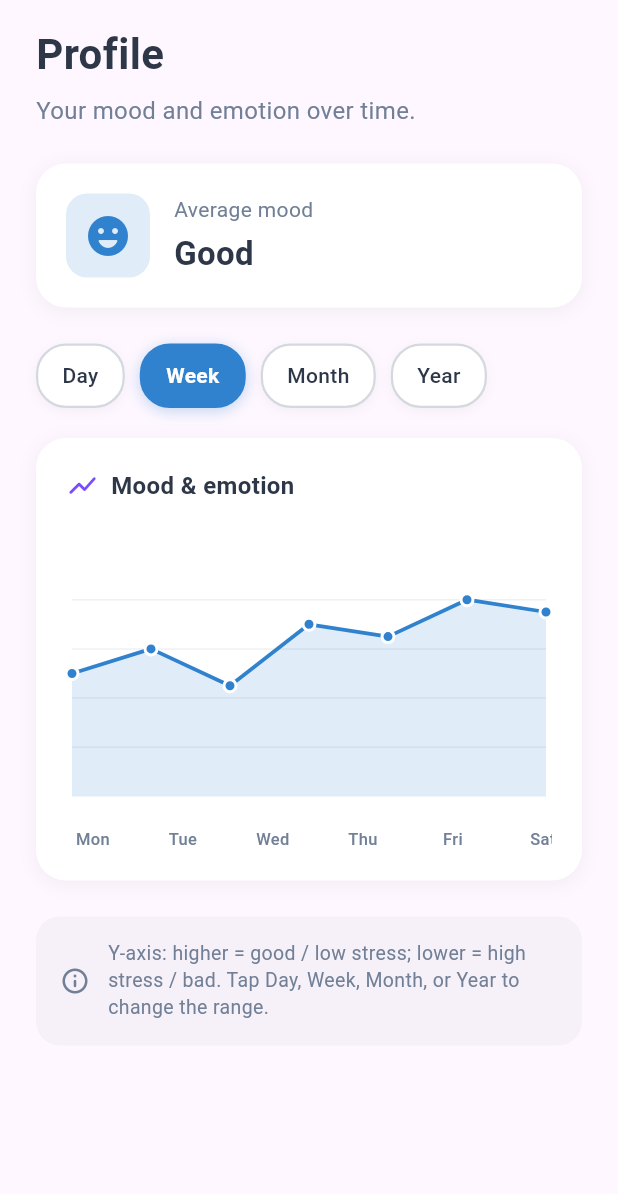
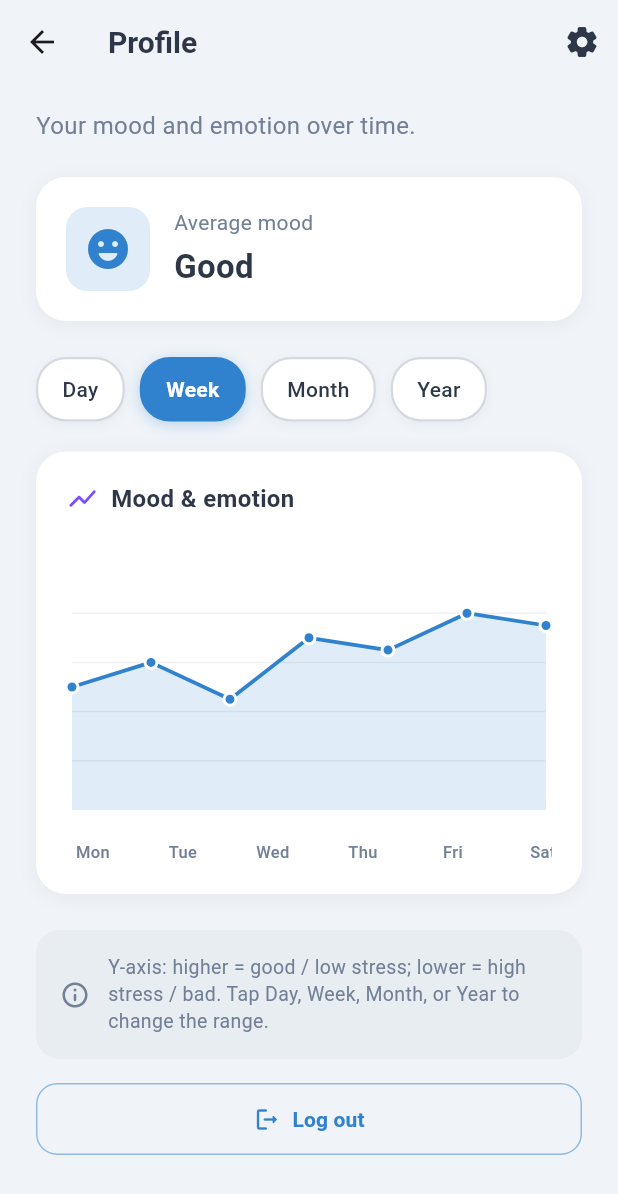
Before and after one commit to ZoeXu0112/stress-management-for-athletes, a Flutter app: the ProfileScreen screen opened directly, on a phone screen of 412 x 824 dp. Shown: the top 1194 px of the screen. Run offline on Flutter 3.47's test engine with Material 3 defaults, Android fonts, the phone set to English and light mode, and no system bars; our stand-ins replace firebase_auth, firebase_core; accounts and stored records are empty; generated files the repository leaves out were written again.

Commit message:
changes made

```diff
--- a/lib/profile_screen.dart
+++ b/lib/profile_screen.dart
@@ -1,3 +1,4 @@
+import 'package:firebase_auth/firebase_auth.dart';
 import 'package:flutter/material.dart';
 import 'package:stress_management_by_zoe/constants.dart';
 
@@ -41,15 +42,81 @@ class _ProfileScreenState extends State<ProfileScreen> {
     }
   }
 
+  Future<void> _confirmAndLogOut() async {
+    final shouldLogOut = await showDialog<bool>(
+      context: context,
+      builder: (ctx) => AlertDialog(
+        shape: RoundedRectangleBorder(borderRadius: BorderRadius.circular(16)),
+        title: Text('Log out?', style: TextStyle(color: textDark, fontWeight: FontWeight.bold)),
+        content: Text(
+          'You will need to sign in again to use the app.',
+          style: TextStyle(color: textMuted),
+        ),
+        actions: [
+          TextButton(
+            onPressed: () => Navigator.pop(ctx, false),
+            child: Text('Cancel', style: TextStyle(color: textMuted)),
+          ),
+          FilledButton(
+            onPressed: () => Navigator.pop(ctx, true),
+            style: FilledButton.styleFrom(backgroundColor: navSelected),
+            child: const Text('Log out'),
+          ),
+        ],
+      ),
+    );
+    if (shouldLogOut != true || !mounted) return;
+    await FirebaseAuth.instance.signOut();
+  }
+
   @override
   Widget build(BuildContext context) {
-    return SafeArea(
+    return Scaffold(
+      backgroundColor: backgroundColor,
+      appBar: AppBar(
+        backgroundColor: backgroundColor,
+        elevation: 0,
+        scrolledUnderElevation: 0,
+        title: Text(
+          'Profile',
+          style: TextStyle(
+            fontSize: 20,
+            fontWeight: FontWeight.bold,
+            color: textDark,
+          ),
+        ),
+        actions: [
+          PopupMenuButton<String>(
+            icon: Icon(Icons.settings_rounded, color: textDark),
+            color: cardWhite,
+            shape: RoundedRectangleBorder(borderRadius: BorderRadius.circular(12)),
+            offset: const Offset(0, kToolbarHeight - 8),
+            onSelected: (value) {
+              if (value == 'logout') _confirmAndLogOut();
+            },
+            itemBuilder: (context) => [
+              PopupMenuItem<String>(
+                value: 'logout',
+                child: Row(
+                  children: [
+                    Icon(Icons.logout_rounded, color: textDark, size: 22),
+                    const SizedBox(width: 12),
+                    Text('Log out', style: TextStyle(color: textDark, fontWeight: FontWeight.w500)),
+                  ],
+                ),
+              ),
+            ],
+          ),
+        ],
+      ),
+      body: SafeArea(
+        top: false,
         child: SingleChildScrollView(
           padding: const EdgeInsets.symmetric(horizontal: 24, vertical: 16),
           child: Column(
             crossAxisAlignment: CrossAxisAlignment.start,
             children: [
-            _buildHeader(),
+              _buildSubtitle(),
               const SizedBox(height: 24),
               _buildSummaryCard(),
               const SizedBox(height: 24),
@@ -58,20 +125,38 @@ class _ProfileScreenState extends State<ProfileScreen> {
               _buildMoodGraphCard(),
               const SizedBox(height: 24),
               _buildLegendCard(),
+              const SizedBox(height: 16),
+              _buildLogOutButton(),
             ],
+          ),
         ),
       ),
     );
   }
 
-  Widget _buildHeader() {
-    return Column(
-      crossAxisAlignment: CrossAxisAlignment.start,
-      children: [
-        Text('Profile', style: TextStyle(fontSize: 28, fontWeight: FontWeight.bold, color: textDark)),
-        const SizedBox(height: 6),
-        Text('Your mood and emotion over time.', style: TextStyle(fontSize: 16, color: textMuted)),
-      ],
+  Widget _buildSubtitle() {
+    return Text(
+      'Your mood and emotion over time.',
+      style: TextStyle(fontSize: 16, color: textMuted, height: 1.4),
+    );
+  }
+
+  Widget _buildLogOutButton() {
+    return SizedBox(
+      width: double.infinity,
+      child: OutlinedButton.icon(
+        onPressed: _confirmAndLogOut,
+        icon: Icon(Icons.logout_rounded, color: navSelected),
+        label: Text(
+          'Log out',
+          style: TextStyle(color: navSelected, fontWeight: FontWeight.w600),
+        ),
+        style: OutlinedButton.styleFrom(
+          padding: const EdgeInsets.symmetric(vertical: 14),
+          side: BorderSide(color: navSelected.withValues(alpha: 0.5)),
+          shape: RoundedRectangleBorder(borderRadius: BorderRadius.circular(14)),
+        ),
+      ),
     );
   }
 
```
Also changed, not shown: lib/main.dart (+10 -4 lines), pubspec.yaml (+5 -4 lines), assets/0540317C-3BB3-4403-9E97-4393FABF3CB9.png (added), pubspec.lock, 7 other files. Lines whose indentation alone changed are shown as unchanged.
